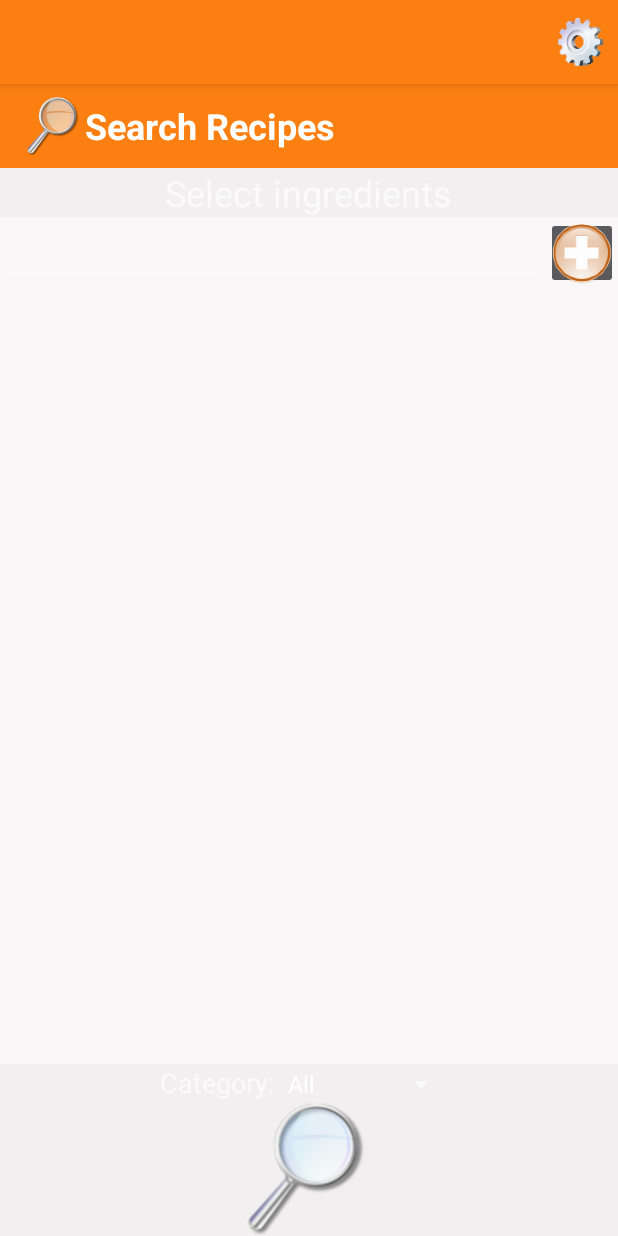
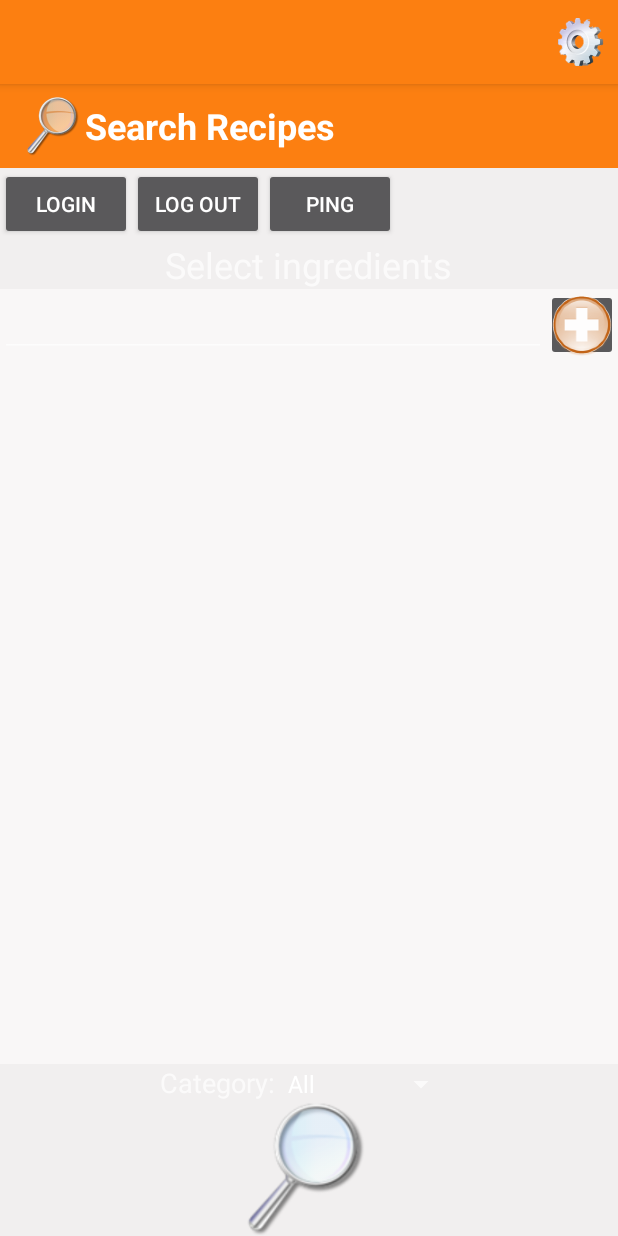
Before and after one commit to asaelr/TastyIdea, an Android app: the screen it shows after launch (SearchActivity), on a phone screen of 412 x 824 dp. Run offline under Robolectric (Android 15) with nearby library versions, the phone set to English and light mode, and no system bars; libraries missing offline, so code that uses them is left out: com.google.api.client, com.kinvey.java; plain views replace IngredientList; 4 statements that could not run were skipped.

Commit message:
add basic login

```diff
--- a/app/build.gradle
+++ b/app/build.gradle
@@ -38,4 +38,8 @@ dependencies {
     compile('com.mikepenz:materialdrawer:5.2.5@aar') { //drawer layout
         transitive = true
     }
+
+    compile 'com.google.android.gms:play-services-auth:8.4.0'
 }
+
+apply plugin: 'com.google.gms.google-services'
--- a/app/src/main/java/networking/Networking.java
+++ b/app/src/main/java/networking/Networking.java
@@ -21,7 +21,7 @@ import android.util.Log;
 import java.io.IOException;
 
 public class Networking {
-    private static Client client;
+    static Client client;
     public static void init(Context context) {
         client = new Client.Builder("kid_-J4_SDpzz-", "ffecf232dfac4c1eb47a96a671045f12"
                 , context).build();
--- a/app/src/main/res/layout-land/fragment_search.xml
+++ b/app/src/main/res/layout-land/fragment_search.xml
@@ -8,6 +8,26 @@
         android:layout_height="match_parent"
         android:orientation="vertical"
         android:layout_weight="1">
+        <LinearLayout
+            android:layout_width="match_parent"
+            android:layout_height="wrap_content"
+            android:orientation="horizontal">
+            <Button
+                android:text="login"
+                android:onClick="login"
+                android:layout_height="wrap_content"
+                android:layout_width="wrap_content" />
+            <Button
+                android:text="log out"
+                android:onClick="logout"
+                android:layout_height="wrap_content"
+                android:layout_width="wrap_content" />
+            <Button
+                android:text="ping"
+                android:onClick="ping"
+                android:layout_height="wrap_content"
+                android:layout_width="wrap_content" />
+        </LinearLayout>
 
         <TextView
             android:layout_width="wrap_content"
--- a/app/src/main/res/layout/fragment_search.xml
+++ b/app/src/main/res/layout/fragment_search.xml
@@ -2,7 +2,26 @@
     android:layout_width="match_parent"
     android:layout_height="match_parent"
     android:orientation="vertical"
-    >
+    > <LinearLayout
+    android:layout_width="match_parent"
+    android:layout_height="wrap_content"
+    android:orientation="horizontal">
+    <Button
+        android:text="login"
+        android:onClick="login"
+        android:layout_height="wrap_content"
+        android:layout_width="wrap_content" />
+    <Button
+        android:text="log out"
+        android:onClick="logout"
+        android:layout_height="wrap_content"
+        android:layout_width="wrap_content" />
+    <Button
+        android:text="ping"
+        android:onClick="ping"
+        android:layout_height="wrap_content"
+        android:layout_width="wrap_content" />
+</LinearLayout>
     <TextView
         android:layout_width="wrap_content"
         android:layout_height="wrap_content"
--- a/build.gradle
+++ b/build.gradle
@@ -6,6 +6,7 @@ buildscript {
     }
     dependencies {
         classpath 'com.android.tools.build:gradle:2.1.0'
+        classpath 'com.google.gms:google-services:2.0.0'
 
         // NOTE: Do not place your application dependencies here; they belong
         // in the individual module build.gradle files
```
Also changed, not shown: app/src/main/java/com/example/asaelr/tastyidea/SearchActivity.java (+29 -0 lines), app/src/main/java/networking/Login.java (added, +162 -0 lines), 1 other file.
